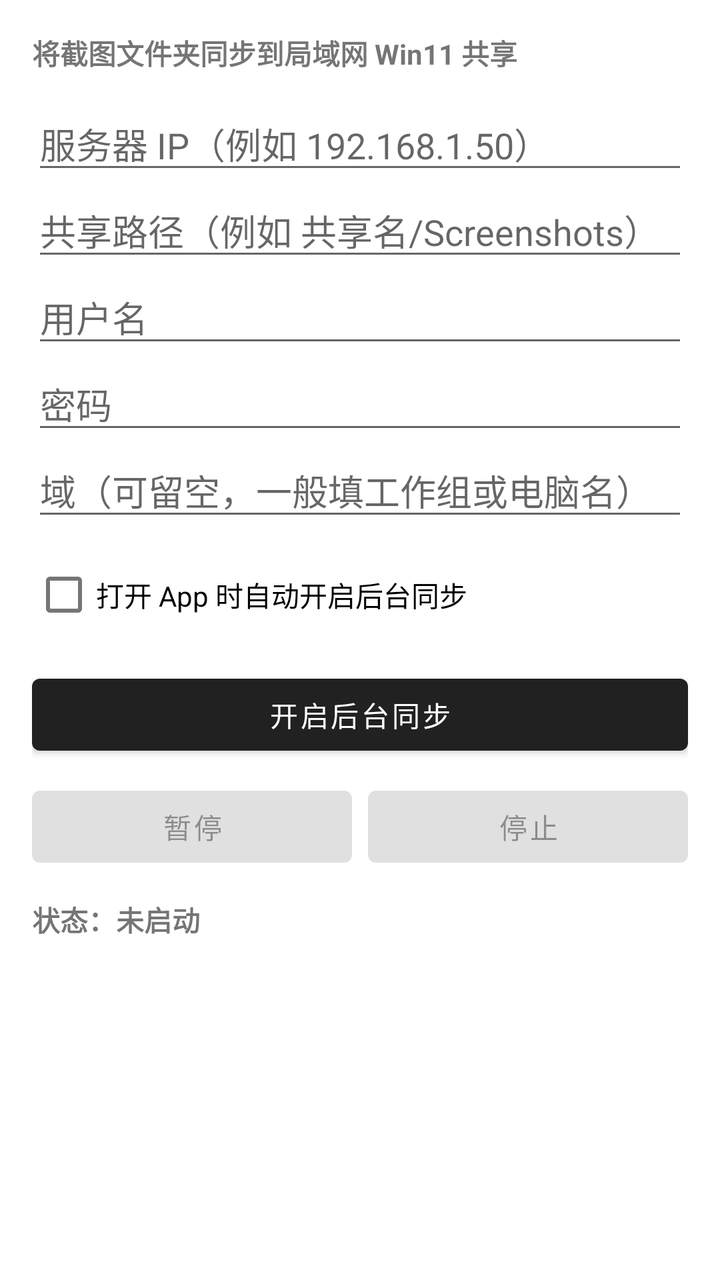
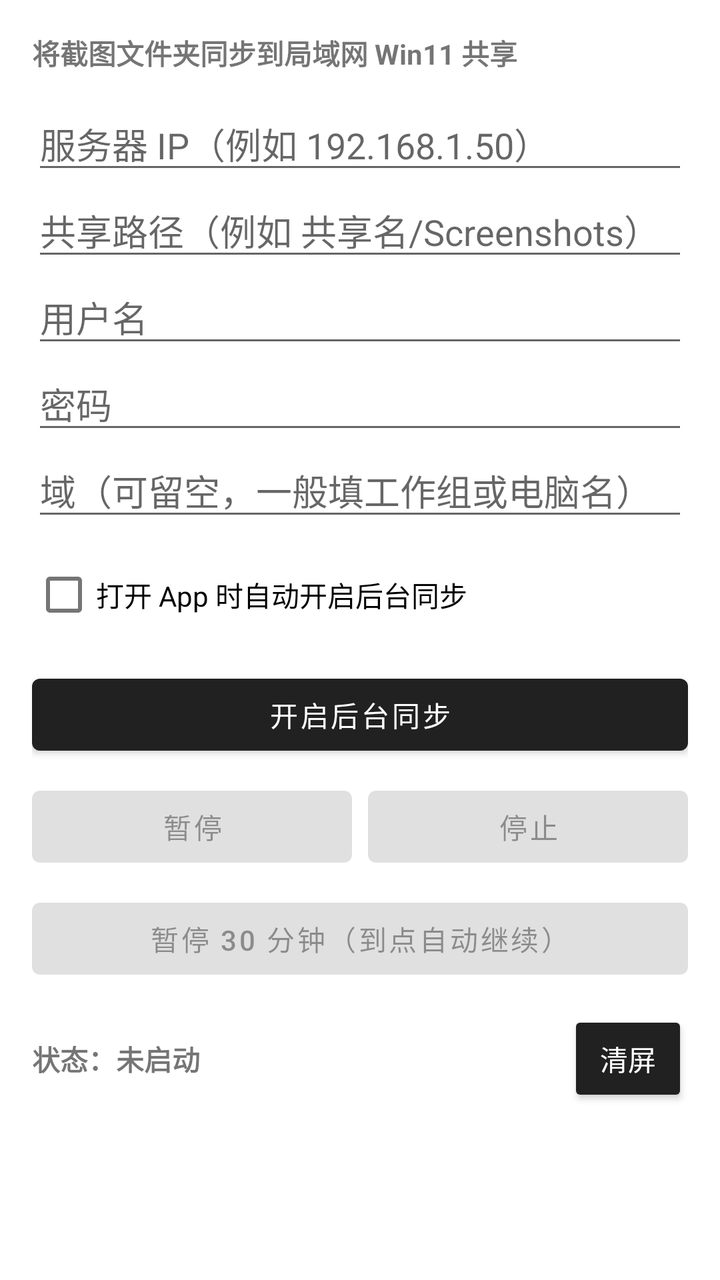

An Android layout rendered at two revisions. The XML below is the earlier revision; the diff shows what the commit changed to produce the second picture.
<!-- AndroidManifest.xml: application theme Theme.ScreenshotSync -->
<!-- res/layout/activity_main.xml -->
<?xml version="1.0" encoding="utf-8"?>
<ScrollView xmlns:android="http://schemas.android.com/apk/res/android"
    android:layout_width="match_parent"
    android:layout_height="match_parent"
    android:fillViewport="true"
    android:padding="16dp">

    <LinearLayout
        android:layout_width="match_parent"
        android:layout_height="wrap_content"
        android:orientation="vertical">

        <TextView
            android:layout_width="wrap_content"
            android:layout_height="wrap_content"
            android:layout_marginBottom="12dp"
            android:text="将截图文件夹同步到局域网 Win11 共享"
            android:textSize="14sp"
            android:textStyle="bold" />

        <EditText
            android:id="@+id/etHost"
            android:layout_width="match_parent"
            android:layout_height="wrap_content"
            android:hint="服务器 IP（例如 192.168.1.50）"
            android:inputType="text"
            android:singleLine="true" />

        <EditText
            android:id="@+id/etSharePath"
            android:layout_width="match_parent"
            android:layout_height="wrap_content"
            android:hint="共享路径（例如 共享名/Screenshots）"
            android:inputType="text"
            android:singleLine="true" />

        <EditText
            android:id="@+id/etUser"
            android:layout_width="match_parent"
            android:layout_height="wrap_content"
            android:hint="用户名"
            android:inputType="text"
            android:singleLine="true" />

        <EditText
            android:id="@+id/etPassword"
            android:layout_width="match_parent"
            android:layout_height="wrap_content"
            android:hint="密码"
            android:inputType="textPassword"
            android:singleLine="true" />

        <EditText
            android:id="@+id/etDomain"
            android:layout_width="match_parent"
            android:layout_height="wrap_content"
            android:hint="域（可留空，一般填工作组或电脑名）"
            android:inputType="text"
            android:singleLine="true" />

        <CheckBox
            android:id="@+id/cbAutoSync"
            android:layout_width="wrap_content"
            android:layout_height="wrap_content"
            android:layout_marginTop="8dp"
            android:text="打开 App 时自动开启后台同步" />

        <Button
            android:id="@+id/btnSync"
            android:layout_width="match_parent"
            android:layout_height="wrap_content"
            android:layout_marginTop="12dp"
            android:text="开启后台同步" />

        <LinearLayout
            android:layout_width="match_parent"
            android:layout_height="wrap_content"
            android:layout_marginTop="8dp"
            android:orientation="horizontal">

            <Button
                android:id="@+id/btnPause"
                android:layout_width="0dp"
                android:layout_height="wrap_content"
                android:layout_weight="1"
                android:enabled="false"
                android:text="暂停" />

            <Button
                android:id="@+id/btnStop"
                android:layout_width="0dp"
                android:layout_height="wrap_content"
                android:layout_marginStart="8dp"
                android:layout_weight="1"
                android:enabled="false"
                android:text="停止" />
        </LinearLayout>

        <TextView
            android:id="@+id/tvStatus"
            android:layout_width="match_parent"
            android:layout_height="wrap_content"
            android:layout_marginTop="12dp"
            android:text="状态：未启动"
            android:textStyle="bold" />

        <TextView
            android:id="@+id/tvLog"
            android:layout_width="match_parent"
            android:layout_height="wrap_content"
            android:layout_marginTop="12dp"
            android:fontFamily="monospace"
            android:textSize="12sp"
            android:textIsSelectable="true" />
    </LinearLayout>
</ScrollView>
<!-- resources referenced by this layout -->
<resources>
  <style name="Theme.ScreenshotSync" parent="Theme.MaterialComponents.DayNight.DarkActionBar" />
</resources>

<!-- the commit's change to res/layout/activity_main.xml (unified diff, before → after) -->
@@ -96,13 +96,36 @@
                 android:text="停止" />
         </LinearLayout>
 
-        <TextView
-            android:id="@+id/tvStatus"
+        <Button
+            android:id="@+id/btnPause30"
+            android:layout_width="match_parent"
+            android:layout_height="wrap_content"
+            android:layout_marginTop="8dp"
+            android:enabled="false"
+            android:text="暂停 30 分钟（到点自动继续）" />
+
+        <LinearLayout
             android:layout_width="match_parent"
             android:layout_height="wrap_content"
             android:layout_marginTop="12dp"
-            android:text="状态：未启动"
-            android:textStyle="bold" />
+            android:gravity="center_vertical"
+            android:orientation="horizontal">
+
+            <TextView
+                android:id="@+id/tvStatus"
+                android:layout_width="0dp"
+                android:layout_height="wrap_content"
+                android:layout_weight="1"
+                android:text="状态：未启动"
+                android:textStyle="bold" />
+
+            <Button
+                android:id="@+id/btnClearLog"
+                style="?android:attr/buttonStyleSmall"
+                android:layout_width="wrap_content"
+                android:layout_height="wrap_content"
+                android:text="清屏" />
+        </LinearLayout>
 
         <TextView
             android:id="@+id/tvLog"
